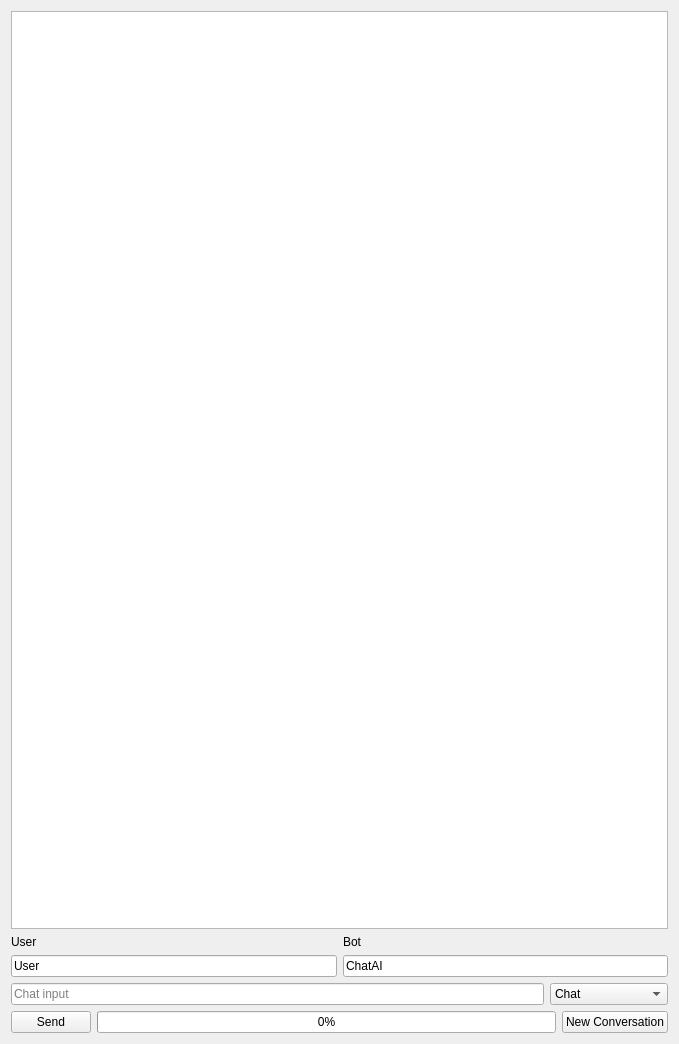
First picture: the form in src/airunner/widgets/llm/templates/chat_prompt.ui, repository Capsize-Games/airunner, before the edit.
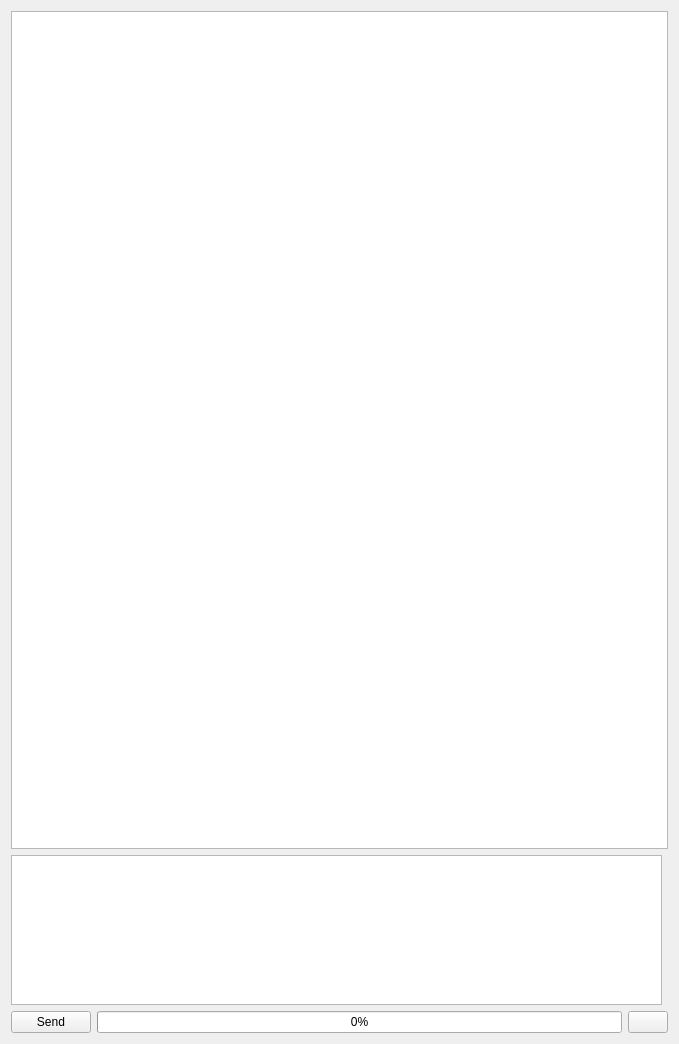
Second picture: the form after the edit. Icons and pictures are not drawn.

```diff
--- a/src/airunner/widgets/llm/templates/chat_prompt.ui
+++ b/src/airunner/widgets/llm/templates/chat_prompt.ui
@@ -14,116 +14,6 @@
    <string>Form</string>
   </property>
   <layout class="QGridLayout" name="gridLayout">
-   <item row="2" column="0">
-    <layout class="QVBoxLayout" name="verticalLayout_5">
-     <item>
-      <widget class="QLabel" name="label_3">
-       <property name="text">
-        <string>User</string>
-       </property>
-      </widget>
-     </item>
-     <item>
-      <widget class="QLineEdit" name="username">
-       <property name="text">
-        <string>User</string>
-       </property>
-       <property name="placeholderText">
-        <string>User name</string>
-       </property>
-      </widget>
-     </item>
-    </layout>
-   </item>
-   <item row="2" column="1">
-    <layout class="QVBoxLayout" name="verticalLayout_6">
-     <item>
-      <widget class="QLabel" name="label">
-       <property name="text">
-        <string>Bot</string>
-       </property>
-      </widget>
-     </item>
-     <item>
-      <widget class="QLineEdit" name="botname">
-       <property name="text">
-        <string>ChatAI</string>
-       </property>
-       <property name="cursorPosition">
-        <number>6</number>
-       </property>
-       <property name="placeholderText">
-        <string>Bot name</string>
-       </property>
-      </widget>
-     </item>
-    </layout>
-   </item>
-   <item row="3" column="0" colspan="2">
-    <layout class="QHBoxLayout" name="horizontalLayout">
-     <item>
-      <widget class="QLineEdit" name="prompt">
-       <property name="placeholderText">
-        <string>Chat input</string>
-       </property>
-      </widget>
-     </item>
-     <item>
-      <widget class="QComboBox" name="comboBox">
-       <item>
-        <property name="text">
-         <string>Chat</string>
-        </property>
-       </item>
-       <item>
-        <property name="text">
-         <string>Narrate</string>
-        </property>
-       </item>
-       <item>
-        <property name="text">
-         <string>Generate Image</string>
-        </property>
-       </item>
-       <item>
-        <property name="text">
-         <string>Summarize</string>
-        </property>
-       </item>
-       <item>
-        <property name="text">
-         <string>Translate</string>
-        </property>
-       </item>
-      </widget>
-     </item>
-    </layout>
-   </item>
-   <item row="4" column="0" colspan="2">
-    <layout class="QHBoxLayout" name="horizontalLayout_2">
-     <item>
-      <widget class="QPushButton" name="send_button">
-       <property name="text">
-        <string>Send</string>
-       </property>
-      </widget>
-     </item>
-     <item>
-      <widget class="QProgressBar" name="progressBar">
-       <property name="value">
-        <number>0</number>
-       </property>
-      </widget>
-     </item>
-     <item>
-      <widget class="QPushButton" name="clear_conversatiion_button">
-       <property name="text">
-        <string>New Conversation</string>
-       </property>
-      </widget>
-     </item>
-    </layout>
-   </item>
    <item row="1" column="0" colspan="2">
     <widget class="QScrollArea" name="chat_container">
      <property name="frameShape">
@@ -138,7 +28,7 @@
         <x>0</x>
         <y>0</y>
         <width>661</width>
-        <height>904</height>
+        <height>837</height>
        </rect>
       </property>
       <layout class="QGridLayout" name="gridLayout_2">
@@ -165,6 +55,62 @@
      </widget>
     </widget>
    </item>
+   <item row="4" column="0" colspan="2">
+    <layout class="QHBoxLayout" name="horizontalLayout_2">
+     <item>
+      <widget class="QPushButton" name="send_button">
+       <property name="toolTip">
+        <string>Send message</string>
+       </property>
+       <property name="text">
+        <string>Send</string>
+       </property>
+      </widget>
+     </item>
+     <item>
+      <widget class="QProgressBar" name="progressBar">
+       <property name="value">
+        <number>0</number>
+       </property>
+      </widget>
+     </item>
+     <item>
+      <widget class="QPushButton" name="clear_conversatiion_button">
+       <property name="toolTip">
+        <string>Clear conversation</string>
+       </property>
+       <property name="text">
+        <string/>
+       </property>
+       <property name="icon">
+        <iconset theme="user-trash"/>
+       </property>
+      </widget>
+     </item>
+    </layout>
+   </item>
+   <item row="2" column="0">
+    <widget class="QPlainTextEdit" name="prompt">
+     <property name="sizePolicy">
+      <sizepolicy hsizetype="Expanding" vsizetype="Maximum">
+       <horstretch>0</horstretch>
+       <verstretch>0</verstretch>
+      </sizepolicy>
+     </property>
+     <property name="minimumSize">
+      <size>
+       <width>0</width>
+       <height>150</height>
+      </size>
+     </property>
+     <property name="maximumSize">
+      <size>
+       <width>16777215</width>
+       <height>150</height>
+      </size>
+     </property>
+    </widget>
+   </item>
   </layout>
  </widget>
  <resources/>
```
Left out of the diff: 48 changed lines with no effect on the pictures.
